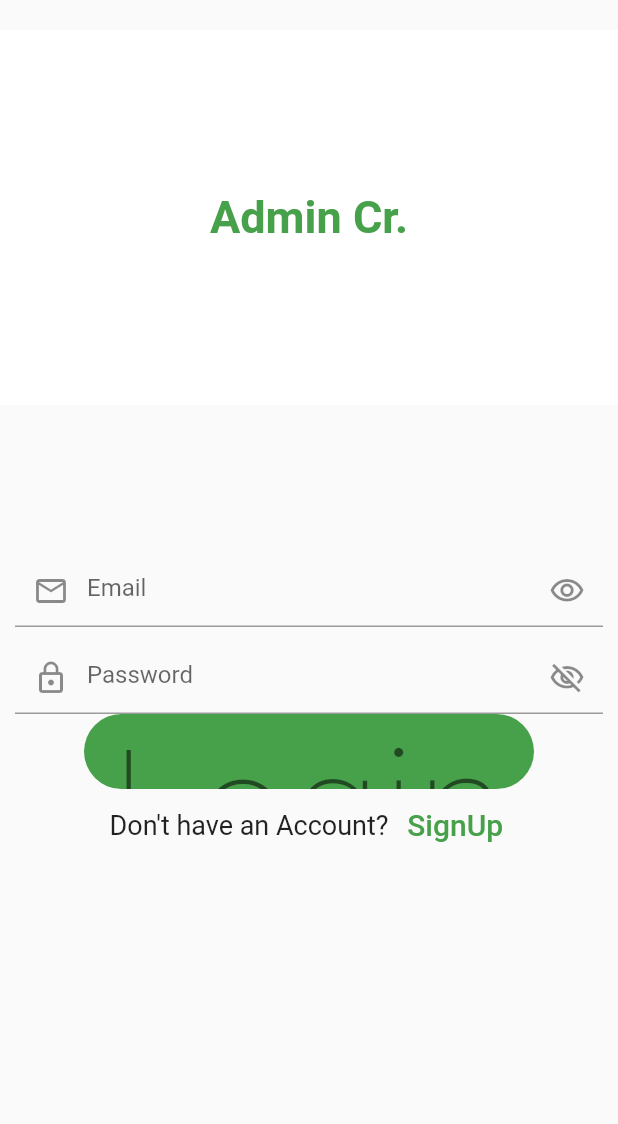
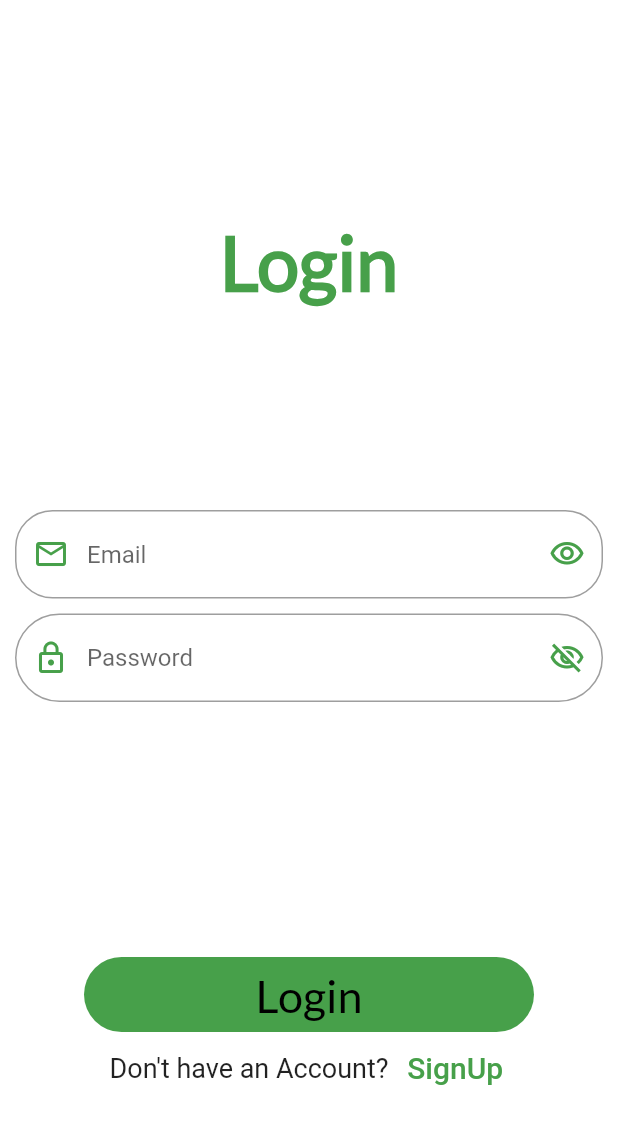
Before and after one commit to Fayazikramm/AdminApp-beta, a Flutter app: the screen it shows after launch, on a phone screen of 412 x 824 dp. Shown: the top 1124 px of the screen. Run offline on Flutter 3.47's test engine with Material 2 defaults, Android fonts, the phone set to English and light mode, and no system bars; drawn by our look-alikes of animated_text_kit; our stand-ins replace animated_splash_screen.

Commit message:
two screens

```diff
--- a/lib/animatedText.dart
+++ /dev/null
@@ -1,2 +0,0 @@
-import 'package:flutter/material.dart';
-import 'package:animated_text_kit/animated_text_kit.dart';
--- a/lib/loginScreen.dart
+++ b/lib/loginScreen.dart
@@ -1,4 +1,4 @@
-import 'package:admin_app/HomePage.dart';
+import 'package:admin_app/homePage/HomePage.dart';
 import 'package:animated_text_kit/animated_text_kit.dart';
 import 'package:flutter/material.dart';
 
@@ -10,34 +10,42 @@ class LoginPage extends StatelessWidget {
     return MaterialApp(
         debugShowCheckedModeBanner: false,
         home: Scaffold(
+          backgroundColor: Theme.of(context).colorScheme.background,
           body: Column(
             children: [
-              const SizedBox(
-                height: 20,
-              ),
-              Container(
-                decoration: BoxDecoration(color: Colors.white),
+              Padding(
+                padding: const EdgeInsets.only(top: 50),
+                child: Container(
+                  decoration: const BoxDecoration(color: Colors.white),
                   child: Center(
                     child: TextLiquidFill(
-                    text: 'Admin Cr.',
-                    waveDuration: Duration(seconds: 5),
-                    waveColor: Color(0xff47a04a),
-                    boxBackgroundColor: Colors.white,
-                    textStyle: TextStyle(
-                      fontSize: 30.0, // Adjust the font size as needed
+                      text: 'Login',
+                      waveDuration: const Duration(seconds: 6),
+                      waveColor: const Color(0xff47a04a),
+                      boxBackgroundColor:
+                          Theme.of(context).colorScheme.background,
+                      textStyle: const TextStyle(
+                          fontSize: 50.0,
                           fontWeight: FontWeight.bold,
+                          fontFamily: 'Lato'),
                     ),
                   ),
                 ),
               ),
               Padding(
-                padding: const EdgeInsets.only(top: 100, left: 10, right: 10),
+                padding: const EdgeInsets.only(top: 40, left: 10, right: 10),
                 child: TextField(
                     decoration: InputDecoration(
                   hintText: 'Email',
-                  prefixIcon: const Icon(Icons.email_outlined),
-                  suffixIcon: const Icon(Icons.visibility_outlined),
-                  focusedBorder: OutlineInputBorder(
+                  prefixIcon: Icon(
+                    Icons.email_outlined,
+                    color: Theme.of(context).colorScheme.primary,
+                  ),
+                  suffixIcon: Icon(
+                    Icons.visibility_outlined,
+                    color: Theme.of(context).colorScheme.primary,
+                  ),
+                  border: OutlineInputBorder(
                     borderSide: const BorderSide(
                       color: Color(0xffafb1b4),
                     ),
@@ -53,9 +61,15 @@ class LoginPage extends StatelessWidget {
                 child: TextField(
                     decoration: InputDecoration(
                   hintText: 'Password',
-                  prefixIcon: const Icon(Icons.lock_outline),
-                  suffixIcon: const Icon(Icons.visibility_off_outlined),
-                  focusedBorder: OutlineInputBorder(
+                  prefixIcon: Icon(
+                    Icons.lock_outline,
+                    color: Theme.of(context).colorScheme.primary,
+                  ),
+                  suffixIcon: Icon(
+                    Icons.visibility_off_outlined,
+                    color: Theme.of(context).colorScheme.primary,
+                  ),
+                  border: OutlineInputBorder(
                     borderSide: const BorderSide(
                       color: Color(0xffafb1b4),
                     ),
@@ -66,18 +80,21 @@ class LoginPage extends StatelessWidget {
                   ),
                 )),
               ),
-              Container(
+              Padding(
+                padding: const EdgeInsets.only(top: 170),
+                child: Container(
                   height: 50,
                   width: 300,
-                decoration: BoxDecoration(
-                    color: Theme.of(context).primaryColor,
+                  decoration: const BoxDecoration(
+                      color: Color(0xff47a04a),
                       borderRadius:
-                        const BorderRadiusDirectional.all(Radius.circular(40))),
+                          BorderRadiusDirectional.all(Radius.circular(40))),
                   child: Center(
                       child: Text(
                     "Login",
                     style: Theme.of(context).textTheme.displayLarge,
                   )),
+                ),
               ),
               Row(
                 mainAxisAlignment: MainAxisAlignment.center,
--- a/lib/main.dart
+++ b/lib/main.dart
@@ -1,9 +1,8 @@
-import 'package:admin_app/HomePage.dart';
+import 'package:admin_app/homePage/HomePage.dart';
 import 'package:admin_app/loginScreen.dart';
-import 'package:firebase_core/firebase_core.dart';
 import 'package:flutter/material.dart';
 import 'package:animated_splash_screen/animated_splash_screen.dart';
-import 'package:animated_text_kit/animated_text_kit.dart';
+
 void main() {
   // WidgetsFlutterBinding.ensureInitialized();
   //await Firebase.initializeApp();
@@ -18,18 +17,35 @@ class MyApp extends StatelessWidget {
     return MaterialApp(
         debugShowCheckedModeBanner: false,
         theme: ThemeData(
-          primaryColor: Color(0xff47a04a),
-        backgroundColor: Colors.white,
-
-        textTheme: TextTheme(
-          labelLarge: TextStyle(color: Colors.black)
-        )
-
-
-        ),
-
-
-        home: SplashScreen(),
+            colorScheme: const ColorScheme(
+                brightness: Brightness.light,
+                primary: Color(0xff47a04a),
+                onPrimary: Color(0xff47a04a),
+                secondary: Colors.black,
+                onSecondary: Colors.black,
+                error: Colors.red,
+                onError: Colors.red,
+                background: Colors.white,
+                onBackground: Colors.white,
+                surface: Color.fromARGB(255, 228, 217, 217),
+                onSurface: Color.fromARGB(255, 212, 208, 208)),
+            textTheme: const TextTheme(
+                displayMedium: TextStyle(
+                    color: Colors.black,
+                    fontSize: 30,
+                    fontFamily: 'Lato',
+                    fontWeight: FontWeight.w500),
+                titleMedium: TextStyle(
+                    fontSize: 25,
+                    color: Colors.black,
+                    fontFamily: 'Lato',
+                    fontWeight: FontWeight.w400),
+                labelLarge: TextStyle(
+                  color: Colors.black,
+                ),
+                displayLarge: TextStyle(
+                    color: Colors.black, fontFamily: 'Lato', fontSize: 30))),
+        home: const SplashScreen(),
         routes: {
           "/loginScreen": (context) => const LoginPage(),
           "/HomePage": (context) => const HomePage()
@@ -51,20 +67,18 @@ class _SplashScreenState extends State<SplashScreen> {
       splash: Stack(
         children: [
           Image.asset('assets/Icon.png'),
-
-
-            Positioned(
-              bottom: 60,right: 50,
-              child: const Text(
-                "Admin Cr.",
-                style: TextStyle(
-                    fontFamily: 'Lato', color: Colors.white, fontSize: 40),
-              ),
+          const Positioned(
+            bottom: 60,
+            right: 50,
+            child: Text(
+              "Admin Cr.",
+              style: TextStyle(
+                  fontFamily: 'Lato', color: Colors.white, fontSize: 40),
             ),
-
+          ),
         ],
       ),
-      backgroundColor: Color(0xff47a04a),
+      backgroundColor: const Color(0xff47a04a),
       nextScreen: const LoginPage(),
       splashIconSize: 250,
       duration: 4000,
```
Also changed, not shown: lib/HomePage.dart (deleted, +0 -12 lines), lib/homePage/AttandenceUi.dart (added, +20 -0 lines), lib/homePage/HomePage.dart (added, +25 -0 lines), lib/homePage/topwidget.dart (added, +26 -0 lines). Lines whose indentation alone changed are shown as unchanged.
